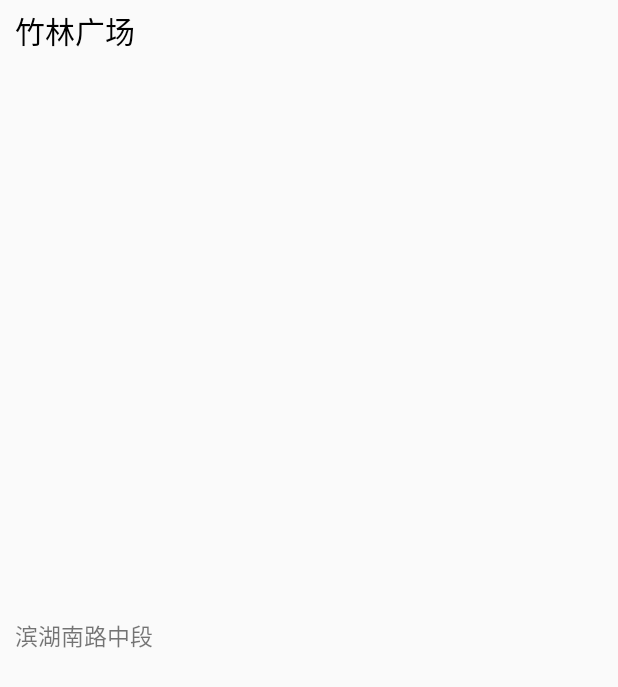
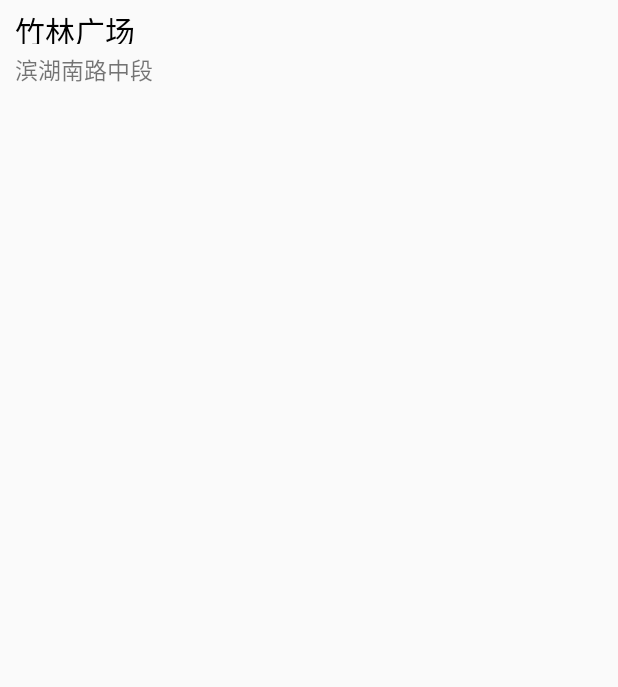
Before and after one commit to qiuhaipeng1/KuaiFangApp1.1, an Android app: the layout item_address1.xml on its own in the app's theme, with its tools: preview values and no code run, on a phone screen of 412 x 824 dp. Shown: the top 687 px of the screen. Run offline under Robolectric (Android 15) with nearby library versions, the phone set to English and light mode, and no system bars.

Commit message:
Merge branch 'master' of https://github.com/qiuhaipeng1/KuaiFangApp1.1
Conflicts:
	app/build.gradle

```diff
--- a/app/src/main/res/layout/item_address1.xml
+++ b/app/src/main/res/layout/item_address1.xml
@@ -1,7 +1,7 @@
 <?xml version="1.0" encoding="utf-8"?>
 <LinearLayout xmlns:android="http://schemas.android.com/apk/res/android"
     android:orientation="vertical" android:layout_width="match_parent"
-    android:layout_height="match_parent"
+    android:layout_height="70dp"
     android:paddingLeft="10dp">
 <TextView
     android:id="@+id/tv_title"
--- a/app/src/main/res/layout/item_address2.xml
+++ b/app/src/main/res/layout/item_address2.xml
@@ -1,7 +1,7 @@
 <?xml version="1.0" encoding="utf-8"?>
 <RelativeLayout xmlns:android="http://schemas.android.com/apk/res/android"
     android:layout_width="match_parent"
-    android:layout_height="match_parent"
+    android:layout_height="70dp"
     android:paddingLeft="10dp">
 
     <ImageView
```
Also changed, not shown: app/src/main/res/layout/activity_address.xml (+9 -7 lines).
